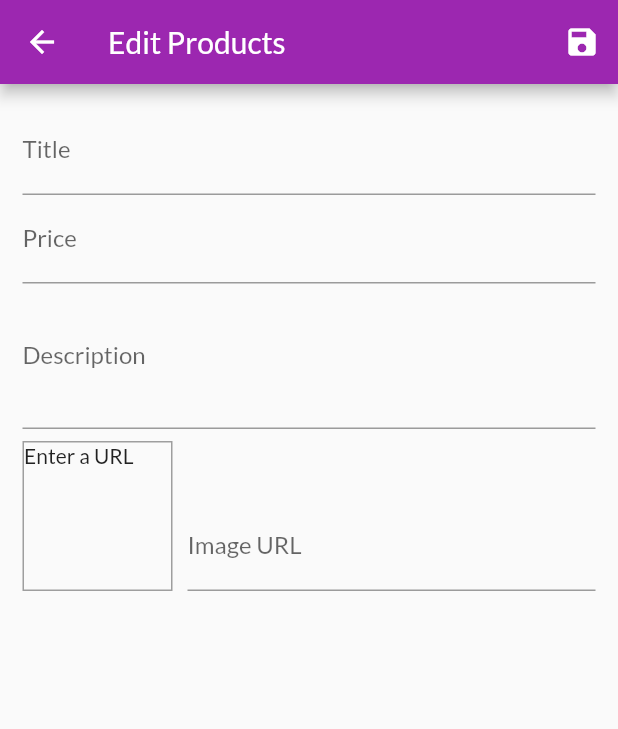
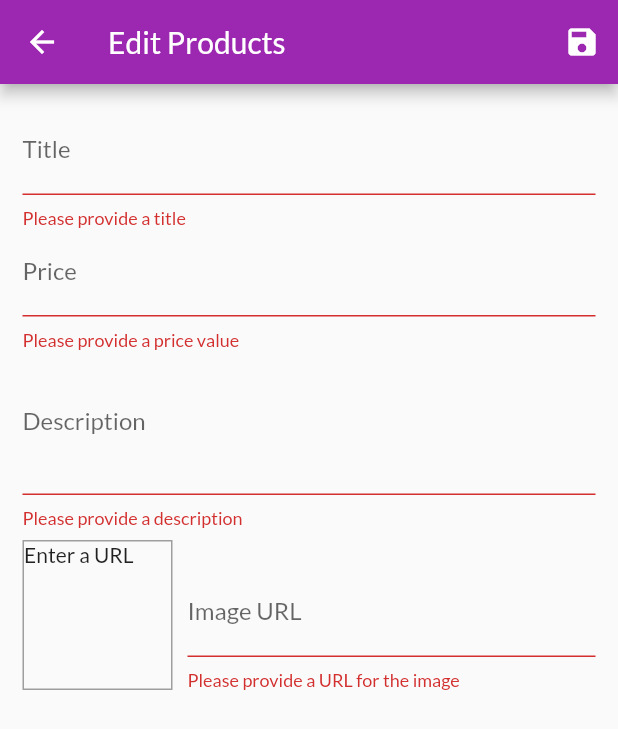
Before and after one commit to PaulTA91/shop_app, a Flutter app: the EditProductsScreen screen opened by its route, after a tap on the "save" icon, on a phone screen of 412 x 824 dp. Shown: the top 729 px of the screen. Run offline on Flutter 3.47's test engine with Material 2 defaults, Android fonts, the phone set to English and light mode, and no system bars; network calls fail.

Commit message:
Lesson 230: More Validation

```diff
--- a/lib/screens/edit_products_screen.dart
+++ b/lib/screens/edit_products_screen.dart
@@ -29,6 +29,13 @@ class _EditProductsScreenState extends State<EditProductsScreen> {
 
   void _updateImageURL() {
     if (!_imageURLFocusNode.hasFocus) {
+      if ((!_imageURLController.text.startsWith('http') &&
+              !_imageURLController.text.startsWith('https')) ||
+          (!_imageURLController.text.endsWith('png') &&
+              !_imageURLController.text.endsWith('jpg') &&
+              !_imageURLController.text.endsWith('jpeg'))) {
+        return;
+      }
       setState(() {});
     }
   }
@@ -42,6 +49,10 @@ class _EditProductsScreenState extends State<EditProductsScreen> {
   }
 
   void _saveForm() {
+    final isValid = _form.currentState.validate();
+    if (!isValid) {
+      return;
+    }
     _form.currentState.save();
     print(_editedProduct.title);
     print(_editedProduct.price);
@@ -70,6 +81,12 @@ class _EditProductsScreenState extends State<EditProductsScreen> {
             child: Column(
               children: [
                 TextFormField(
+                  validator: ((value) {
+                    if (value.isEmpty) {
+                      return 'Please provide a title';
+                    }
+                    return null;
+                  }),
                   decoration: InputDecoration(
                     labelText: 'Title',
                   ),
@@ -84,6 +101,18 @@ class _EditProductsScreenState extends State<EditProductsScreen> {
                   },
                 ),
                 TextFormField(
+                  validator: ((value) {
+                    if (value.isEmpty) {
+                      return 'Please provide a price value';
+                    }
+                    if (double.tryParse(value) == null) {
+                      return 'Please enter a valid number.';
+                    }
+                    if (double.parse(value) <= 0) {
+                      return 'Please neter a number greater than 0';
+                    }
+                    return null;
+                  }),
                   decoration: InputDecoration(
                     labelText: 'Price',
                   ),
@@ -99,6 +128,15 @@ class _EditProductsScreenState extends State<EditProductsScreen> {
                   },
                 ),
                 TextFormField(
+                  validator: ((value) {
+                    if (value.isEmpty) {
+                      return 'Please provide a description';
+                    }
+                    if (value.length < 10) {
+                      return 'Minimum 10 characters for description';
+                    }
+                    return null;
+                  }),
                   decoration: InputDecoration(
                     labelText: 'Description',
                   ),
@@ -138,6 +176,21 @@ class _EditProductsScreenState extends State<EditProductsScreen> {
                     ),
                     Expanded(
                       child: TextFormField(
+                        validator: ((value) {
+                          if (value.isEmpty) {
+                            return 'Please provide a URL for the image';
+                          }
+                          if (!value.startsWith('http') &&
+                              !value.startsWith('https')) {
+                            return 'Please enter a valid URL';
+                          }
+                          if (!value.endsWith('png') &&
+                              !value.endsWith('jpg') &&
+                              !value.endsWith('jpeg')) {
+                            return 'Image must be a JPG or PNG';
+                          }
+                          return null;
+                        }),
                         decoration: InputDecoration(labelText: 'Image URL'),
                         keyboardType: TextInputType.url,
                         textInputAction: TextInputAction.done,
```
